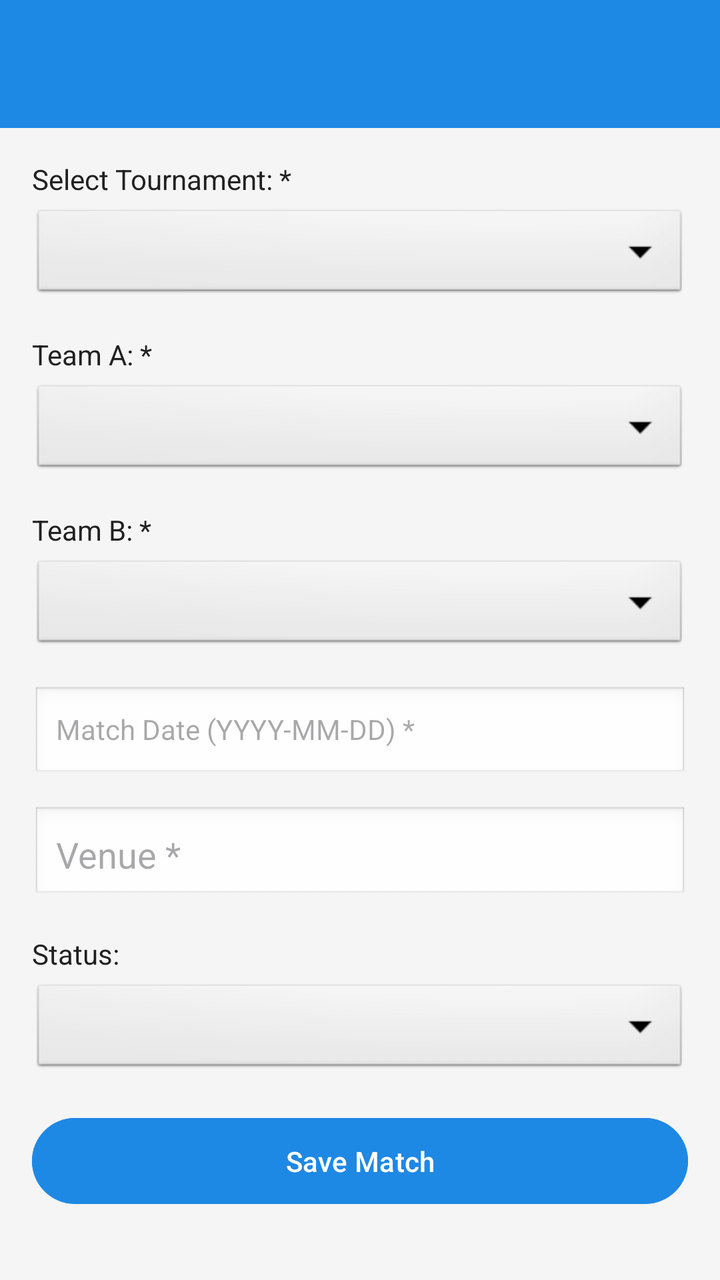
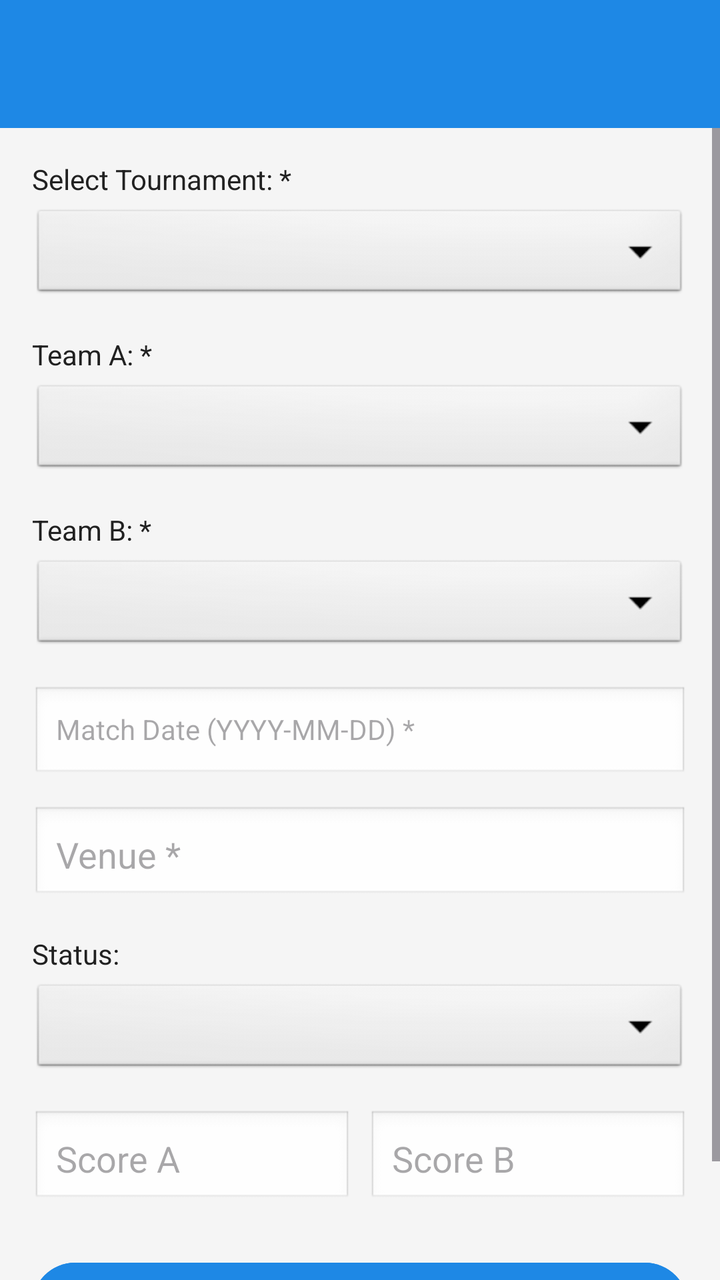

Compare the two renders of this Android layout. The source of the first and the diff that turns it into the second are given below.
<!-- AndroidManifest.xml: application theme Theme.SPORTSHUB -->
<!-- res/layout/activity_match_form.xml -->
<?xml version="1.0" encoding="utf-8"?>
<LinearLayout xmlns:android="http://schemas.android.com/apk/res/android"
    xmlns:app="http://schemas.android.com/apk/res-auto"
    android:layout_width="match_parent"
    android:layout_height="match_parent"
    android:orientation="vertical"
    android:background="@color/background">

    <androidx.appcompat.widget.Toolbar
        android:id="@+id/toolbarMatchForm"
        android:layout_width="match_parent"
        android:layout_height="?attr/actionBarSize"
        android:background="@color/primary"
        android:theme="@style/ThemeOverlay.AppCompat.Dark.ActionBar"
        app:popupTheme="@style/ThemeOverlay.AppCompat.Light"
        app:titleTextColor="@color/white" />

    <ScrollView
        android:layout_width="match_parent"
        android:layout_height="match_parent">

        <LinearLayout
            android:layout_width="match_parent"
            android:layout_height="wrap_content"
            android:orientation="vertical"
            android:padding="16dp">

            <TextView
                android:layout_width="match_parent"
                android:layout_height="wrap_content"
                android:text="Select Tournament: *"
                android:textColor="@color/text_primary"
                android:layout_marginBottom="4dp"/>

            <Spinner
                android:id="@+id/spnMatchTournament"
                android:layout_width="match_parent"
                android:layout_height="wrap_content"
                android:background="@android:drawable/btn_dropdown"
                android:layout_marginBottom="16dp"/>

            <TextView
                android:layout_width="match_parent"
                android:layout_height="wrap_content"
                android:text="Team A: *"
                android:textColor="@color/text_primary"
                android:layout_marginBottom="4dp"/>

            <Spinner
                android:id="@+id/spnTeamA"
                android:layout_width="match_parent"
                android:layout_height="wrap_content"
                android:background="@android:drawable/btn_dropdown"
                android:layout_marginBottom="16dp"/>

            <TextView
                android:layout_width="match_parent"
                android:layout_height="wrap_content"
                android:text="Team B: *"
                android:textColor="@color/text_primary"
                android:layout_marginBottom="4dp"/>

            <Spinner
                android:id="@+id/spnTeamB"
                android:layout_width="match_parent"
                android:layout_height="wrap_content"
                android:background="@android:drawable/btn_dropdown"
                android:layout_marginBottom="16dp"/>

            <TextView
                android:id="@+id/tvMatchDate"
                android:layout_width="match_parent"
                android:layout_height="wrap_content"
                android:hint="Match Date (YYYY-MM-DD) *"
                android:padding="12dp"
                android:background="@android:drawable/edit_text"
                android:clickable="true"
                android:focusable="false"
                android:layout_marginBottom="12dp"/>

            <EditText
                android:id="@+id/etMatchVenue"
                android:layout_width="match_parent"
                android:layout_height="wrap_content"
                android:hint="Venue *"
                android:background="@android:drawable/edit_text"
                android:padding="12dp"
                android:layout_marginBottom="16dp" />

            <TextView
                android:layout_width="match_parent"
                android:layout_height="wrap_content"
                android:text="Status:"
                android:textColor="@color/text_primary"
                android:layout_marginBottom="4dp"/>

            <Spinner
                android:id="@+id/spnMatchStatus"
                android:layout_width="match_parent"
                android:layout_height="wrap_content"
                android:background="@android:drawable/btn_dropdown"
                android:layout_marginBottom="16dp"/>

            
            <LinearLayout
                android:id="@+id/layoutScores"
                android:layout_width="match_parent"
                android:layout_height="wrap_content"
                android:orientation="horizontal"
                android:layout_marginBottom="24dp"
                android:visibility="gone">

                <EditText
                    android:id="@+id/etScoreA"
                    android:layout_width="0dp"
                    android:layout_height="wrap_content"
                    android:layout_weight="1"
                    android:hint="Score A"
                    android:inputType="number"
                    android:background="@android:drawable/edit_text"
                    android:padding="12dp"
                    android:layout_marginEnd="4dp" />

                <EditText
                    android:id="@+id/etScoreB"
                    android:layout_width="0dp"
                    android:layout_height="wrap_content"
                    android:layout_weight="1"
                    android:hint="Score B"
                    android:inputType="number"
                    android:background="@android:drawable/edit_text"
                    android:padding="12dp"
                    android:layout_marginStart="4dp" />
            </LinearLayout>

            <Button
                android:id="@+id/btnSaveMatch"
                android:layout_width="match_parent"
                android:layout_height="wrap_content"
                android:text="Save Match"
                android:backgroundTint="@color/primary"
                android:textColor="@color/white"
                android:padding="12dp"
                android:layout_marginBottom="12dp"/>

            <Button
                android:id="@+id/btnDeleteMatch"
                android:layout_width="match_parent"
                android:layout_height="wrap_content"
                android:text="Delete Match"
                android:backgroundTint="@android:color/holo_red_dark"
                android:textColor="@color/white"
                android:padding="12dp"
                android:visibility="gone"/>

        </LinearLayout>
    </ScrollView>
</LinearLayout>
<!-- resources referenced by this layout -->
<resources>
  <color name="background">#F5F5F5</color>
  <color name="primary">#1E88E5</color>
  <color name="text_primary">#212121</color>
  <color name="white">#FFFFFFFF</color>
  <style name="Theme.SPORTSHUB" parent="Base.Theme.SPORTSHUB" />
  <style name="Base.Theme.SPORTSHUB" parent="Theme.Material3.DayNight.NoActionBar">
          
          
      </style>
</resources>

<!-- the commit's change to res/layout/activity_match_form.xml (unified diff, before → after) -->
@@ -107,8 +107,7 @@
                 android:layout_width="match_parent"
                 android:layout_height="wrap_content"
                 android:orientation="horizontal"
-                android:layout_marginBottom="24dp"
-                android:visibility="gone">
+                android:layout_marginBottom="24dp">
 
                 <EditText
                     android:id="@+id/etScoreA"
